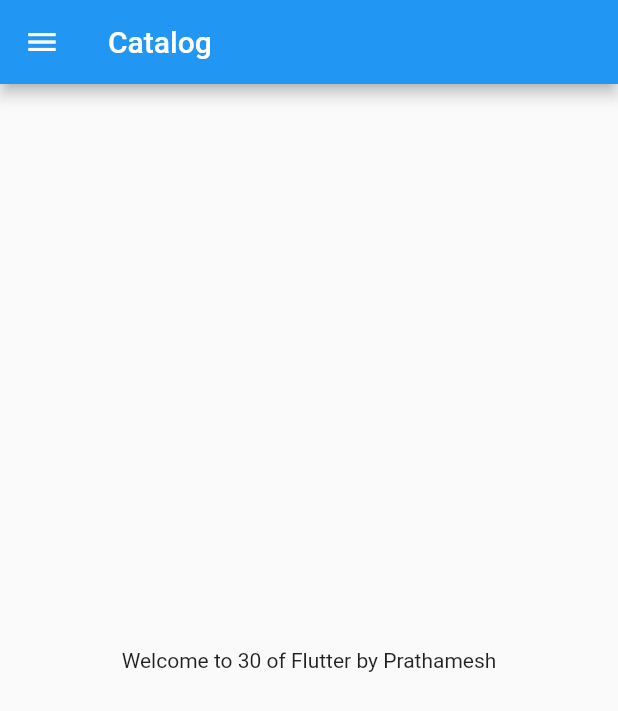
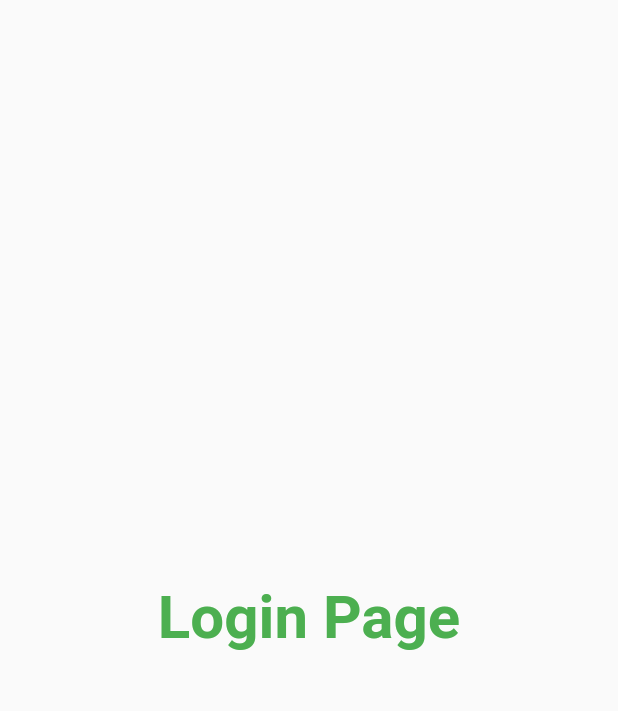
Before and after one commit to prathamesh2525/Learning-FLutter, a Flutter app: the screen it shows after launch, on a phone screen of 412 x 824 dp. Shown: the top 711 px of the screen. Run offline on Flutter 3.47's test engine with Material 2 defaults, Android fonts, the phone set to English and light mode, and no system bars.

Commit message:
day3 completed

```diff
--- a/lib/main.dart
+++ b/lib/main.dart
@@ -1,4 +1,5 @@
-import 'package:day1/home_page.dart';
+import 'package:day1/pages/home_page.dart';
+import 'package:day1/pages/login_page.dart';
 import 'package:flutter/material.dart';
 
 void main() {
@@ -9,7 +10,16 @@
   @override
   Widget build(BuildContext context) {
     return MaterialApp(
-      home: HomePage(),
+      themeMode: ThemeMode.light,
+      darkTheme: ThemeData(
+        brightness: Brightness.dark,
+      ),
+      initialRoute: "/login",
+      routes: {
+        "/": (context) => HomePage(),
+        "/login": (context) => LoginPage(),
+        "/home": (context) => HomePage(),
+      },
     );
   }
 }
--- a/lib/home_page.dart
+++ b/lib/pages/home_page.dart
@@ -7,7 +7,8 @@
   Widget build(BuildContext context) {
     return Scaffold(
       appBar: AppBar(
-        title: Text("Catalog "),
+        backgroundColor: Colors.blueGrey,
+        title: Text("Catalog App"),
       ),
       body: Center(
         child: Container(
--- /dev/null
+++ b/lib/pages/login_page.dart
@@ -0,0 +1,19 @@
+import 'package:flutter/material.dart';
+
+class LoginPage extends StatelessWidget {
+  @override
+  Widget build(BuildContext context) {
+    return Material(
+      child: Center(
+        child: Text(
+          "Login Page",
+          style: TextStyle(
+            fontSize: 40,
+            color: Colors.green,
+            fontWeight: FontWeight.bold,
+          ),
+        ),
+      ),
+    );
+  }
+}
```
Also changed, not shown: 1 other file.
